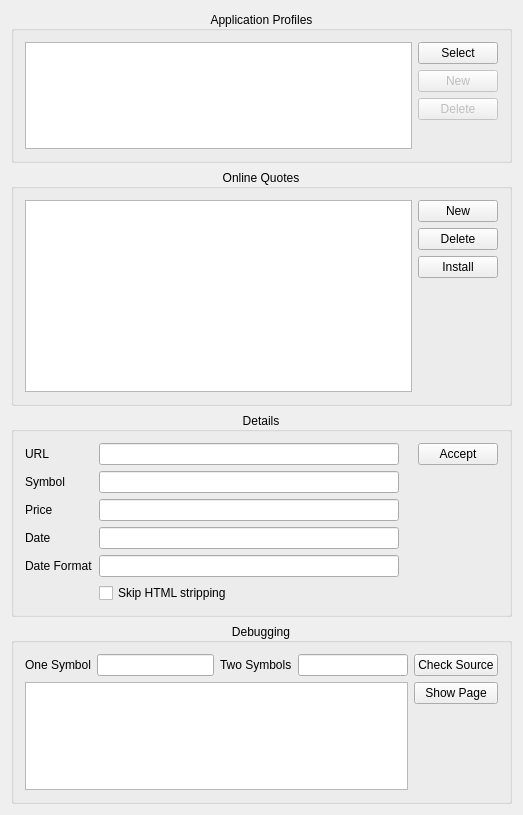
This is src/alkonlinequoteswidget.ui in KDE/alkimia as Qt 5 draws it before an edit. The edited form follows.
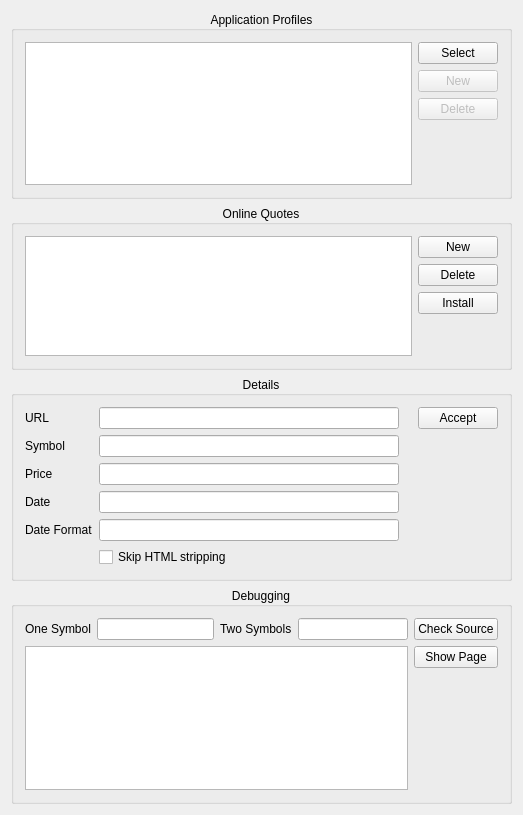
This is the edited form. Custom widgets are drawn as their Qt base class.

Commit message: Limit height of quotes list to left debug output more vertical room

```diff
--- a/src/alkonlinequoteswidget.ui
+++ b/src/alkonlinequoteswidget.ui
@@ -110,6 +110,12 @@
               <verstretch>0</verstretch>
              </sizepolicy>
             </property>
+            <property name="maximumSize">
+             <size>
+              <width>16777215</width>
+              <height>120</height>
+             </size>
+            </property>
            </widget>
           </item>
           <item>
```
